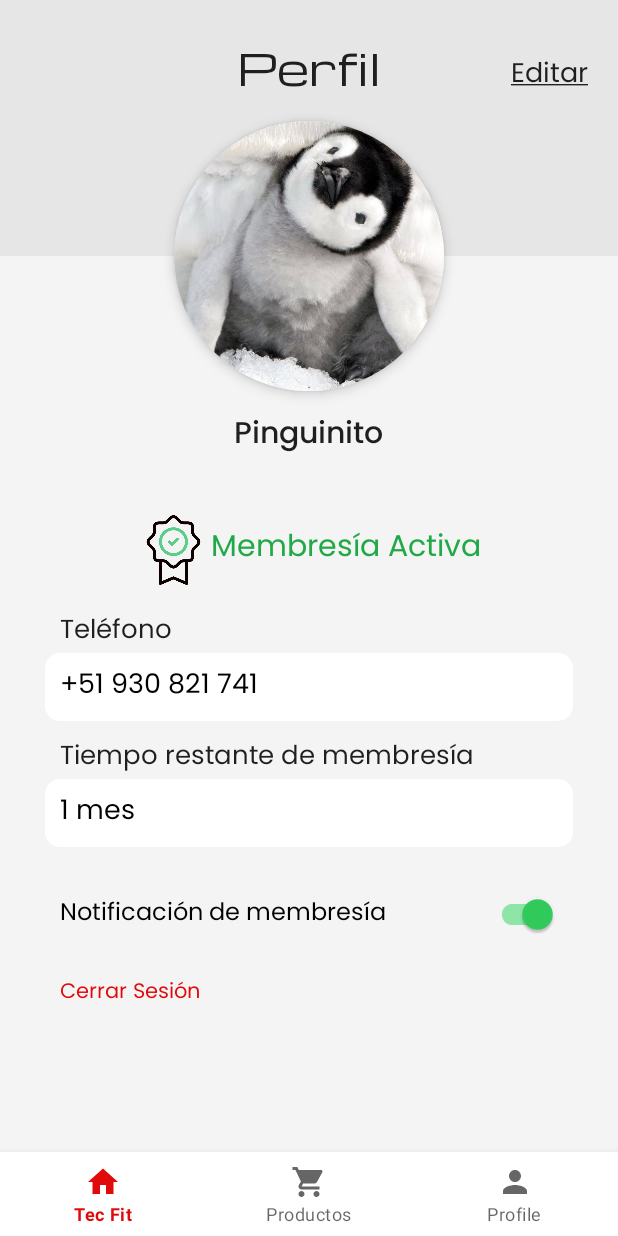
After one commit to SebastianRodriguez14/gym-android, an Android app: the fragment ProfileUserFragment placed in its activity, on a phone screen of 412 x 824 dp. The commit adds this screen. Run offline under Robolectric (Android 15) with nearby library versions, the phone set to English and light mode, and no system bars; our stand-ins replace Firebase (no records; nobody signed in at launch, a user with empty details on screens opened directly).

Commit message:
add layout profile user

```diff
--- a/app/build.gradle
+++ b/app/build.gradle
@@ -59,4 +59,6 @@ dependencies {
     implementation platform('com.google.firebase:firebase-bom:30.4.1')
     implementation 'com.google.firebase:firebase-auth-ktx'
     implementation 'com.google.android.gms:play-services-auth:20.3.0'
+
+
 }
--- a/app/src/main/java/com/tecfit/gym_android/activities/MainActivity.kt
+++ b/app/src/main/java/com/tecfit/gym_android/activities/MainActivity.kt
@@ -12,11 +12,13 @@ import com.tecfit.gym_android.databinding.ActivityLoginBinding
 import com.tecfit.gym_android.databinding.ActivityStartBinding
 import com.tecfit.gym_android.fragments.InfoPageFragment
 import com.tecfit.gym_android.fragments.ProductFragment
+import com.tecfit.gym_android.fragments.ProfileUserFragment
 
 class MainActivity : AppCompatActivity() {
     // Fragmentos principales
     private val infoPageFragment = InfoPageFragment()
     private val productFragment = ProductFragment()
+    private val profileUserFragment = ProfileUserFragment()
     private lateinit var auth: FirebaseAuth
 
     //BottomNavigation
@@ -33,7 +35,8 @@ class MainActivity : AppCompatActivity() {
         bottomNavigation.setOnNavigationItemSelectedListener {
             when(it.itemId){
                 R.id.item_tec_fit -> ForFragments.replaceFragment(supportFragmentManager,R.id.frame_container, infoPageFragment)
-                R.id.item_productos -> ForFragments.replaceFragment(supportFragmentManager, R.id.frame_container,productFragment)
+                R.id.item_products -> ForFragments.replaceFragment(supportFragmentManager, R.id.frame_container,productFragment)
+                R.id.item_profile -> ForFragments.replaceFragment(supportFragmentManager, R.id.frame_container, profileUserFragment)
             }
             true
         }
--- /dev/null
+++ b/app/src/main/java/com/tecfit/gym_android/fragments/ProfileUserFragment.kt
@@ -0,0 +1,29 @@
+package com.tecfit.gym_android.fragments
+
+import android.os.Bundle
+import androidx.fragment.app.Fragment
+import android.view.LayoutInflater
+import android.view.View
+import android.view.ViewGroup
+import com.tecfit.gym_android.R
+
+class ProfileUserFragment : Fragment() {
+
+
+    private lateinit var root:View
+    override fun onCreate(savedInstanceState: Bundle?) {
+        super.onCreate(savedInstanceState)
+    }
+
+    override fun onCreateView(
+        inflater: LayoutInflater, container: ViewGroup?,
+        savedInstanceState: Bundle?
+    ): View {
+        // Inflate the layout for this fragment\
+        root = inflater.inflate(R.layout.fragment_profile_user, container, false)
+        return root
+    }
+
+
+
+}
--- /dev/null
+++ b/app/src/main/res/drawable/ic_baseline_person_24.xml
@@ -0,0 +1,5 @@
+<vector android:height="24dp" android:tint="#000000"
+    android:viewportHeight="24" android:viewportWidth="24"
+    android:width="24dp" xmlns:android="http://schemas.android.com/apk/res/android">
+    <path android:fillColor="@android:color/white" android:pathData="M12,12c2.21,0 4,-1.79 4,-4s-1.79,-4 -4,-4 -4,1.79 -4,4 1.79,4 4,4zM12,14c-2.67,0 -8,1.34 -8,4v2h16v-2c0,-2.66 -5.33,-4 -8,-4z"/>
+</vector>
--- /dev/null
+++ b/app/src/main/res/drawable/shape_profile_user_image.xml
@@ -0,0 +1,7 @@
+<?xml version="1.0" encoding="utf-8"?>
+<shape xmlns:android="http://schemas.android.com/apk/res/android">
+
+    <corners
+        android:radius="1000dp"/>
+
+</shape>
--- /dev/null
+++ b/app/src/main/res/drawable/shape_profile_user_input.xml
@@ -0,0 +1,9 @@
+<?xml version="1.0" encoding="utf-8"?>
+<shape xmlns:android="http://schemas.android.com/apk/res/android">
+
+    <corners
+        android:radius="10sp"/>
+    <solid
+        android:color="@color/white"/>
+
+</shape>
--- a/app/src/main/res/layout/fragment_info_page.xml
+++ b/app/src/main/res/layout/fragment_info_page.xml
@@ -3,6 +3,7 @@
     xmlns:tools="http://schemas.android.com/tools"
     android:layout_width="match_parent"
     android:layout_height="match_parent"
+    android:background="@color/background"
     tools:context=".fragments.InfoPageFragment">
 
     <LinearLayout
--- /dev/null
+++ b/app/src/main/res/layout/fragment_profile_user.xml
@@ -0,0 +1,205 @@
+<?xml version="1.0" encoding="utf-8"?>
+<LinearLayout xmlns:android="http://schemas.android.com/apk/res/android"
+    xmlns:tools="http://schemas.android.com/tools"
+    android:layout_width="match_parent"
+    android:layout_height="match_parent"
+    xmlns:app="http://schemas.android.com/apk/res-auto"
+    android:background="@color/background"
+    android:orientation="vertical"
+    android:theme="@style/Theme.ProfileUser"
+    tools:context=".fragments.ProfileUserFragment">
+    <FrameLayout
+        android:layout_width="match_parent"
+        android:layout_height="0dp"
+        android:layout_weight="0.4">
+
+        <LinearLayout
+            android:layout_width="match_parent"
+            android:layout_height="match_parent"
+            android:orientation="vertical">
+            <View
+                android:layout_width="match_parent"
+                android:layout_height="0dp"
+                android:layout_weight="0.5"
+                android:background="@color/humo"
+                />
+            <View
+                android:layout_width="match_parent"
+                android:layout_height="0dp"
+                android:layout_weight="0.5"/>
+        </LinearLayout>
+
+
+        <com.google.android.material.card.MaterialCardView
+            android:layout_width="180dp"
+            android:layout_height="180dp"
+            app:cardCornerRadius="1000dp"
+            app:cardElevation="5dp"
+            android:layout_gravity="center"
+            >
+            <ImageView
+                android:layout_width="match_parent"
+                android:layout_height="match_parent"
+                android:src="@drawable/profile_image"
+                android:scaleType="centerCrop"/>
+        </com.google.android.material.card.MaterialCardView>
+        <TextView
+            android:id="@+id/profile_user_name"
+            android:layout_width="wrap_content"
+            android:layout_height="wrap_content"
+            android:text="Pinguinito"
+            android:textSize="20sp"
+            android:layout_gravity="center"
+            android:textColor="?colorSecondaryVariant"
+            android:fontFamily="@font/poppins_medium"
+            android:layout_marginTop="120dp"/>
+        <TextView
+            android:layout_width="wrap_content"
+            android:layout_height="wrap_content"
+            android:text="@string/profile_user_title"
+            android:textSize="28sp"
+            android:layout_gravity="center"
+            android:textColor="?colorSecondaryVariant"
+            android:fontFamily="@font/michroma_regular"
+            android:layout_marginBottom="130dp"/>
+
+        <TextView
+            android:layout_width="wrap_content"
+            android:layout_height="wrap_content"
+            android:text="@string/profile_user_edit_link"
+            android:textSize="18sp"
+            android:textColor="?colorSecondaryVariant"
+            android:layout_gravity="center_vertical|right"
+            android:fontFamily="@font/poppins_regular"
+            android:layout_marginRight="20dp"
+            android:layout_marginBottom="120dp"/>
+
+
+    </FrameLayout>
+
+
+
+    <LinearLayout
+        android:layout_width="match_parent"
+        android:layout_height="0dp"
+        android:layout_weight="0.5"
+        android:orientation="vertical">
+
+        <LinearLayout
+            android:id="@+id/profile_user_active_membership"
+            android:layout_width="match_parent"
+            android:layout_height="50dp"
+            android:gravity="center_horizontal"
+            android:orientation="horizontal">
+            <ImageView
+                android:layout_width="50dp"
+                android:layout_height="match_parent"
+                android:src="@drawable/profile_user_membership" />
+            <TextView
+                android:layout_width="wrap_content"
+                android:layout_height="match_parent"
+                android:text="@string/profile_user_active_membership"
+                android:textColor="@color/green_variant"
+                android:textSize="20sp"
+                android:fontFamily="@font/poppins_regular"
+                android:gravity="center"
+                />
+
+        </LinearLayout>
+
+        <LinearLayout
+            android:layout_width="match_parent"
+            android:layout_height="wrap_content"
+            android:layout_marginHorizontal="30sp"
+            android:layout_marginVertical="15sp"
+            android:orientation="vertical">
+
+            <LinearLayout
+                android:layout_width="match_parent"
+                android:layout_height="wrap_content"
+                android:orientation="vertical"
+                android:layout_marginBottom="10dp">
+                <TextView
+                    android:layout_width="wrap_content"
+                    android:layout_height="wrap_content"
+                    android:textSize="17sp"
+                    android:fontFamily="@font/poppins_regular"
+                    android:text="@string/profile_user_phone_title"
+                    android:textColor="@color/nero"
+                    android:layout_marginLeft="10dp"/>
+                <EditText
+                    android:id="@+id/profile_user_input_phone"
+                    android:layout_width="match_parent"
+                    android:layout_height="45sp"
+                    android:enabled="true"
+                    android:fontFamily="@font/poppins_regular"
+                    android:paddingStart="10dp"
+                    android:paddingHorizontal="3dp"
+                    android:textSize="18sp"
+                    android:text="+51 930 821 741"
+                    android:textColor="@color/black"
+                    android:background="@drawable/shape_profile_user_input"/>
+            </LinearLayout>
+            <LinearLayout
+                android:layout_width="match_parent"
+                android:layout_height="wrap_content"
+                android:orientation="vertical"
+                android:layout_marginBottom="20dp">
+                <TextView
+                    android:layout_width="wrap_content"
+                    android:layout_height="wrap_content"
+                    android:textSize="17sp"
+                    android:fontFamily="@font/poppins_regular"
+                    android:text="@string/profile_user_time_membership"
+                    android:textColor="@color/nero"
+                    android:layout_marginLeft="10dp"/>
+                <EditText
+                    android:id="@+id/profile_user_input_membership"
+                    android:layout_width="match_parent"
+                    android:layout_height="45sp"
+                    android:enabled="false"
+                    android:fontFamily="@font/poppins_regular"
+                    android:paddingStart="10dp"
+                    android:paddingHorizontal="3dp"
+                    android:text="1 mes"
+                    android:textSize="18sp"
+                    android:textColor="@color/black"
+                    android:background="@drawable/shape_profile_user_input"/>
+            </LinearLayout>
+            <FrameLayout
+                android:layout_width="match_parent"
+                android:layout_height="50dp"
+                android:layout_marginHorizontal="10dp"
+                android:layout_marginBottom="15dp">
+                <TextView
+                    android:layout_width="wrap_content"
+                    android:layout_height="match_parent"
+                    android:text="@string/profile_user_notification"
+                    android:textSize="16sp"
+                    android:fontFamily="@font/poppins_regular"
+                    android:textColor="@color/black"
+                    android:gravity="center"/>
+                <com.google.android.material.switchmaterial.SwitchMaterial
+                    android:id="@+id/profile_user_switch_notification"
+                    android:layout_width="wrap_content"
+                    android:layout_height="match_parent"
+                    android:checked="true"
+                    tools:ignore="TouchTargetSizeCheck"
+                    android:layout_gravity="right"/>
+            </FrameLayout>
+            <TextView
+                android:id="@+id/profile_user_logout_link"
+                android:layout_marginHorizontal="10sp"
+                android:layout_width="wrap_content"
+                android:layout_height="wrap_content"
+                android:text="@string/profile_user_log_out"
+                android:textColor="?colorOnSecondary"
+                android:fontFamily="@font/poppins_regular"
+                />
+
+        </LinearLayout>
+
+
+    </LinearLayout>
+
+</LinearLayout>
--- a/app/src/main/res/menu/bottom_nav_items.xml
+++ b/app/src/main/res/menu/bottom_nav_items.xml
@@ -8,7 +8,11 @@
         />
     <item
         android:title="Productos"
-        android:id="@+id/item_productos"
+        android:id="@+id/item_products"
         android:icon="@drawable/ic_baseline_shopping_cart_24"/>
+    <item
+        android:title="Profile"
+        android:id="@+id/item_profile"
+        android:icon="@drawable/ic_baseline_person_24"/>
 
 </menu>
--- a/app/src/main/res/values/colors.xml
+++ b/app/src/main/res/values/colors.xml
@@ -7,6 +7,7 @@
     <color name="white">#FFFFFFFF</color>
     <color name="gray">#747474</color>
     <color name="green">#31CE5D</color>
+    <color name="green_variant">#20A946</color>
 
 
     <color name="red_variant">#FFE10A0A</color>
--- a/app/src/main/res/values/strings.xml
+++ b/app/src/main/res/values/strings.xml
@@ -45,4 +45,11 @@
     <string name="verify_email_description_spam">Si no lo encuentras en tu bandeja de entrada revisa en spam.</string>
     <string name="verify_email_access_login">Presione <u>aquí</u> para regresar al login</string>
 
+    <string name="profile_user_title">Perfil</string>
+    <string name="profile_user_edit_link"><u>Editar</u></string>
+    <string name="profile_user_active_membership">Membresía Activa</string>
+    <string name="profile_user_phone_title">Teléfono</string>
+    <string name="profile_user_time_membership">Tiempo restante de membresía</string>
+    <string name="profile_user_notification">Notificación de membresía</string>
+    <string name="profile_user_log_out">Cerrar Sesión</string>
 </resources>
--- a/app/src/main/res/values/themes.xml
+++ b/app/src/main/res/values/themes.xml
@@ -44,5 +44,17 @@
         <!-- Customize your theme here. -->
     </style>
 
+    <style name="Theme.ProfileUser" parent="Theme.MaterialComponents.DayNight.NoActionBar">
+        <item name="colorPrimary">@color/red</item>
+        <item name="colorPrimaryVariant">@color/red</item>
+        <item name="colorOnPrimary">@color/semi_white</item>
+        <!-- Secondary brand color. -->
+        <item name="colorSecondary">@color/green</item>
+        <item name="colorSecondaryVariant">@color/nero</item>
+        <item name="colorOnSecondary">@color/red</item>
+        <!-- Status bar color. -->
+        <item name="android:statusBarColor" tools:targetApi="l">?attr/colorOnPrimary</item>
+    </style>
+
 
 </resources>
```
Also changed, not shown: app/src/main/AndroidManifest.xml (+5 -5 lines), app/src/main/res/drawable-v24/profile_image.jpg (added), app/src/main/res/drawable-v24/profile_user_membership.png (added), app/src/main/res/font/poppins_medium.ttf (added).
